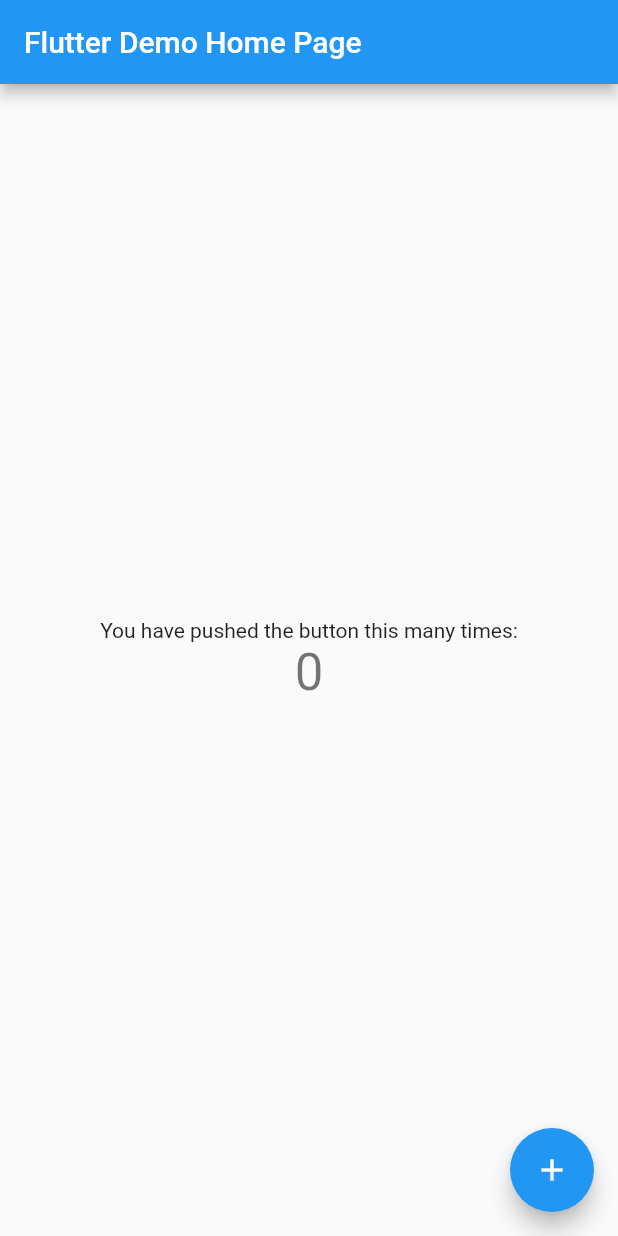
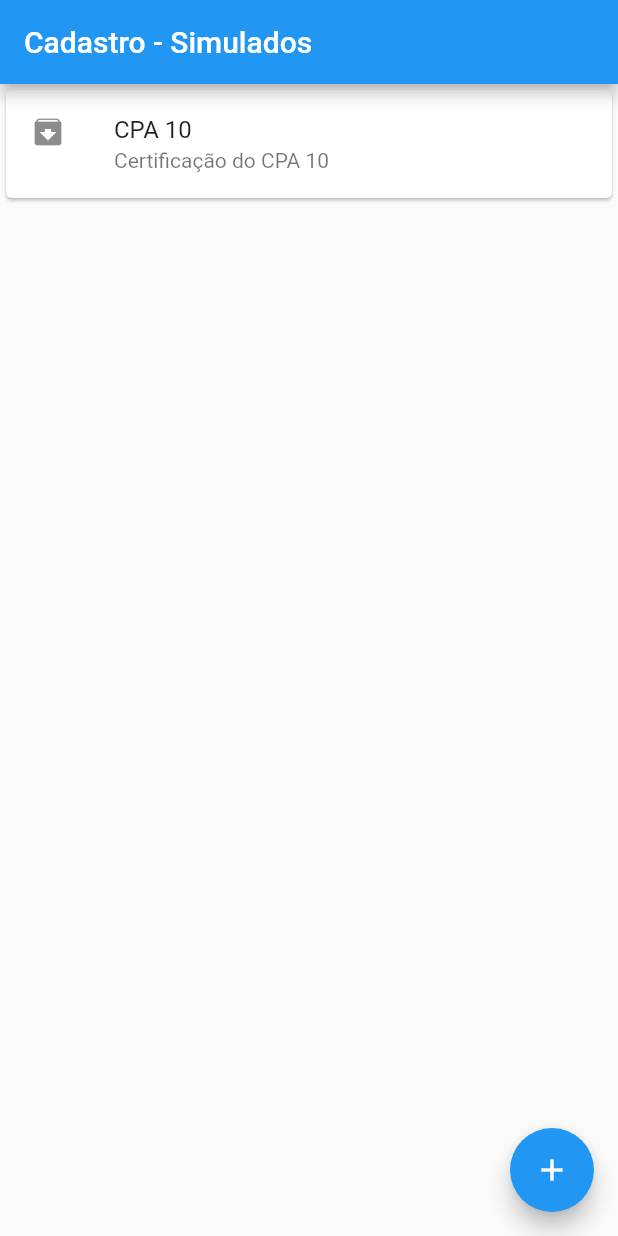
Before and after one commit to oliveirarafael/formula-bancaria-app, a Flutter app: the screen it shows after launch, on a phone screen of 412 x 824 dp. Run offline on Flutter 3.47's test engine with Material 2 defaults, Android fonts, the phone set to English and light mode, and no system bars.

Commit message:
Criando portotipo da tela de cadastro de simulados

```diff
--- a/lib/main.dart
+++ b/lib/main.dart
@@ -1,111 +1,49 @@
 import 'package:flutter/material.dart';
 
-void main() => runApp(MyApp());
+void main() => runApp(MaterialApp(
+      home: Scaffold(
+        appBar: AppBar(
+          title: Text('Cadastro - Simulados'),
+        ),
+        body: Simulados(),
+        floatingActionButton: FloatingActionButton(
+          child: Icon(Icons.add),
+        ),
+      ),
+    ));
 
-class MyApp extends StatelessWidget {
-  // This widget is the root of your application.
+class Simulados extends StatelessWidget {
   @override
   Widget build(BuildContext context) {
-    return MaterialApp(
-      title: 'Flutter Demo',
-      theme: ThemeData(
-        // This is the theme of your application.
-        //
-        // Try running your application with "flutter run". You'll see the
-        // application has a blue toolbar. Then, without quitting the app, try
-        // changing the primarySwatch below to Colors.green and then invoke
-        // "hot reload" (press "r" in the console where you ran "flutter run",
-        // or simply save your changes to "hot reload" in a Flutter IDE).
-        // Notice that the counter didn't reset back to zero; the application
-        // is not restarted.
-        primarySwatch: Colors.blue,
-      ),
-      home: MyHomePage(title: 'Flutter Demo Home Page'),
+    return Column(
+      children: <Widget>[
+        ItemSimulado(Simulado('CPA 10', 'Certificação do CPA 10'))
+      ],
     );
   }
 }
 
-class MyHomePage extends StatefulWidget {
-  MyHomePage({Key key, this.title}) : super(key: key);
+class ItemSimulado extends StatelessWidget {
 
-  // This widget is the home page of your application. It is stateful, meaning
-  // that it has a State object (defined below) that contains fields that affect
-  // how it looks.
+  final Simulado _simulado;
 
-  // This class is the configuration for the state. It holds the values (in this
-  // case the title) provided by the parent (in this case the App widget) and
-  // used by the build method of the State. Fields in a Widget subclass are
-  // always marked "final".
-
-  final String title;
-
-  @override
-  _MyHomePageState createState() => _MyHomePageState();
-}
-
-class _MyHomePageState extends State<MyHomePage> {
-  int _counter = 0;
-
-  void _incrementCounter() {
-    setState(() {
-      // This call to setState tells the Flutter framework that something has
-      // changed in this State, which causes it to rerun the build method below
-      // so that the display can reflect the updated values. If we changed
-      // _counter without calling setState(), then the build method would not be
-      // called again, and so nothing would appear to happen.
-      _counter++;
-    });
-  }
+  ItemSimulado(this._simulado);
 
   @override
   Widget build(BuildContext context) {
-    // This method is rerun every time setState is called, for instance as done
-    // by the _incrementCounter method above.
-    //
-    // The Flutter framework has been optimized to make rerunning build methods
-    // fast, so that you can just rebuild anything that needs updating rather
-    // than having to individually change instances of widgets.
-    return Scaffold(
-      appBar: AppBar(
-        // Here we take the value from the MyHomePage object that was created by
-        // the App.build method, and use it to set our appbar title.
-        title: Text(widget.title),
+    return Card(
+      child: ListTile(
+        leading: Icon(Icons.archive),
+        title: Text(this._simulado.titulo),
+        subtitle: Text(this._simulado.descricao),
       ),
-      body: Center(
-        // Center is a layout widget. It takes a single child and positions it
-        // in the middle of the parent.
-        child: Column(
-          // Column is also a layout widget. It takes a list of children and
-          // arranges them vertically. By default, it sizes itself to fit its
-          // children horizontally, and tries to be as tall as its parent.
-          //
-          // Invoke "debug painting" (press "p" in the console, choose the
-          // "Toggle Debug Paint" action from the Flutter Inspector in Android
-          // Studio, or the "Toggle Debug Paint" command in Visual Studio Code)
-          // to see the wireframe for each widget.
-          //
-          // Column has various properties to control how it sizes itself and
-          // how it positions its children. Here we use mainAxisAlignment to
-          // center the children vertically; the main axis here is the vertical
-          // axis because Columns are vertical (the cross axis would be
-          // horizontal).
-          mainAxisAlignment: MainAxisAlignment.center,
-          children: <Widget>[
-            Text(
-              'You have pushed the button this many times:',
-            ),
-            Text(
-              '$_counter',
-              style: Theme.of(context).textTheme.headline4,
-            ),
-          ],
-        ),
-      ),
-      floatingActionButton: FloatingActionButton(
-        onPressed: _incrementCounter,
-        tooltip: 'Increment',
-        child: Icon(Icons.add),
-      ), // This trailing comma makes auto-formatting nicer for build methods.
     );
   }
 }
+
+class Simulado {
+  final String titulo;
+  final String descricao;
+
+  Simulado(this.titulo, this.descricao);
+}
--- /dev/null
+++ b/lib/simulados.dart
@@ -0,0 +1 @@
+import 'package:flutter/material.dart';
```
Also changed, not shown: 1 other file.
